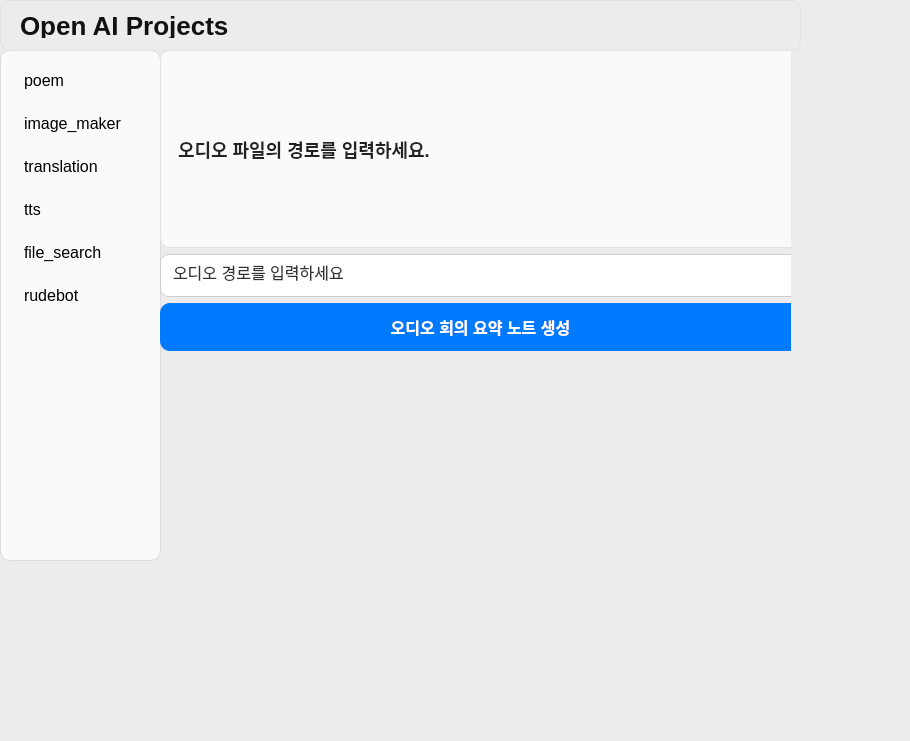
First picture: the form in ui/main_window.ui, repository hyojin-shj/openai_project, before the edit.
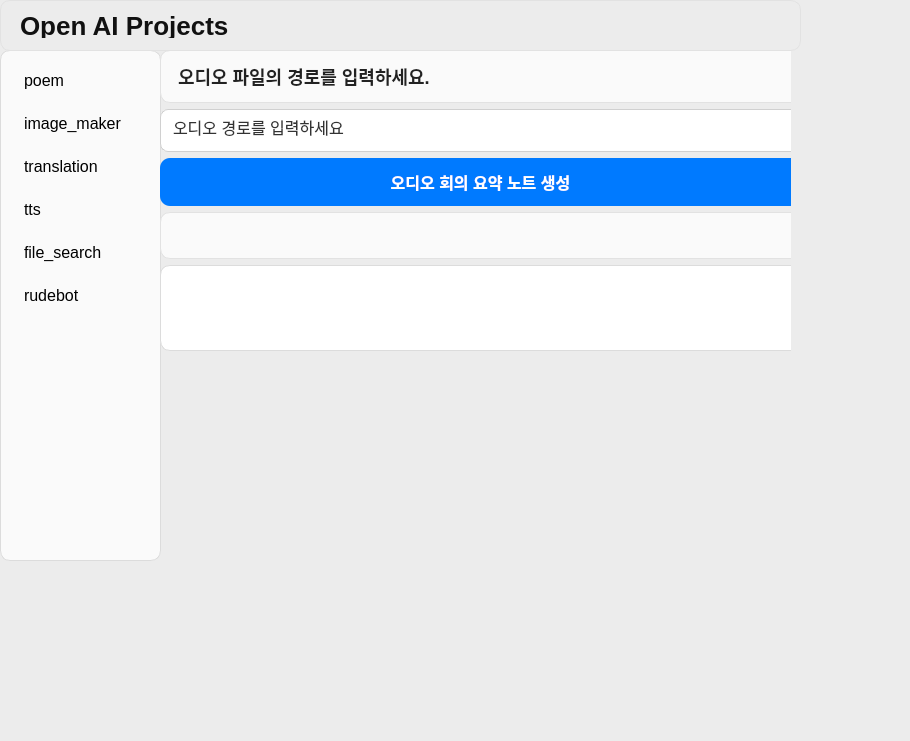
Second picture: the form after the edit. The open tabs and pages were chosen to show the change.

```diff
--- a/ui/main_window.ui
+++ b/ui/main_window.ui
@@ -364,6 +364,29 @@
          </property>
         </widget>
        </item>
+       <item>
+        <widget class="QLabel" name="audio_status_label">
+         <property name="text">
+          <string/>
+         </property>
+         <property name="alignment">
+          <set>Qt::AlignCenter</set>
+         </property>
+        </widget>
+       </item>
+       <item>
+        <widget class="QTextBrowser" name="audio_output_view">
+         <property name="minimumHeight">
+          <number>120</number>
+         </property>
+         <property name="maximumHeight">
+          <number>200</number>
+         </property>
+         <property name="text">
+          <string/>
+         </property>
+        </widget>
+       </item>
       </layout>
      </widget>
     </widget>
```
